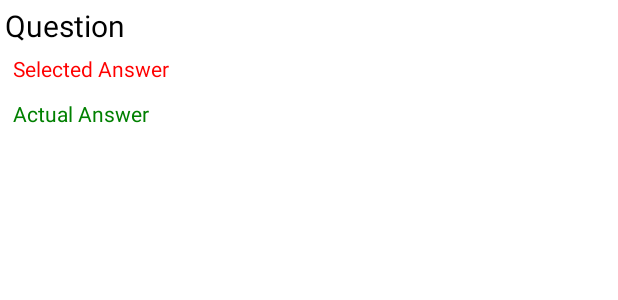
After one commit to Voming/maeumcatcher, an Android app: the layout guessname_list.xml on its own in the app's theme, with its tools: preview values and no code run, on a phone screen of 412 x 824 dp. The commit adds this screen. Shown: the top 300 px of the screen. Run offline under Robolectric (Android 15) with nearby library versions, the phone set to English and light mode, and no system bars.

Commit message:
최종 진행

```diff
--- /dev/null
+++ b/app/src/main/res/layout/guessname_list.xml
@@ -0,0 +1,41 @@
+<?xml version="1.0" encoding="utf-8"?>
+<androidx.constraintlayout.widget.ConstraintLayout xmlns:android="http://schemas.android.com/apk/res/android"
+    android:layout_width="match_parent"
+    android:layout_height="match_parent">
+
+    <LinearLayout
+        android:orientation="vertical"
+        android:id="@+id/thumbnail"
+        android:padding="3dp"
+        android:layout_width="match_parent"
+        android:layout_height="wrap_content"
+        android:layout_marginTop="10dp"
+        android:layout_marginBottom="10dp">
+
+        <TextView
+            android:id="@+id/txtAnswerList"
+            android:layout_width="match_parent"
+            android:layout_height="wrap_content"
+            android:textColor="#000000"
+            android:textSize="20dp"
+            android:text="Question" />
+
+        <TextView
+            android:id="@+id/txtSelectedAnswers"
+            android:layout_width="match_parent"
+            android:layout_height="wrap_content"
+            android:padding="5dp"
+            android:textColor="#FF0000"
+            android:text="Selected Answer"/>
+
+        <TextView
+            android:id="@+id/txtActualAnswers"
+            android:layout_width="match_parent"
+            android:layout_height="wrap_content"
+            android:padding="5dp"
+            android:textColor="#008000"
+            android:text="Actual Answer"/>
+
+    </LinearLayout>
+
+</androidx.constraintlayout.widget.ConstraintLayout>
```
Also changed, not shown: app/src/main/java/com/example/maumcatcher/GuessActivity.java (+22 -25 lines), app/src/main/java/com/example/maumcatcher/GuessCheck.java (+30 -12 lines), app/src/main/java/com/example/maumcatcher/GuessListAdapter.java (added, +45 -0 lines), app/src/main/java/com/example/maumcatcher/GuessResult.java (+16 -2 lines).
